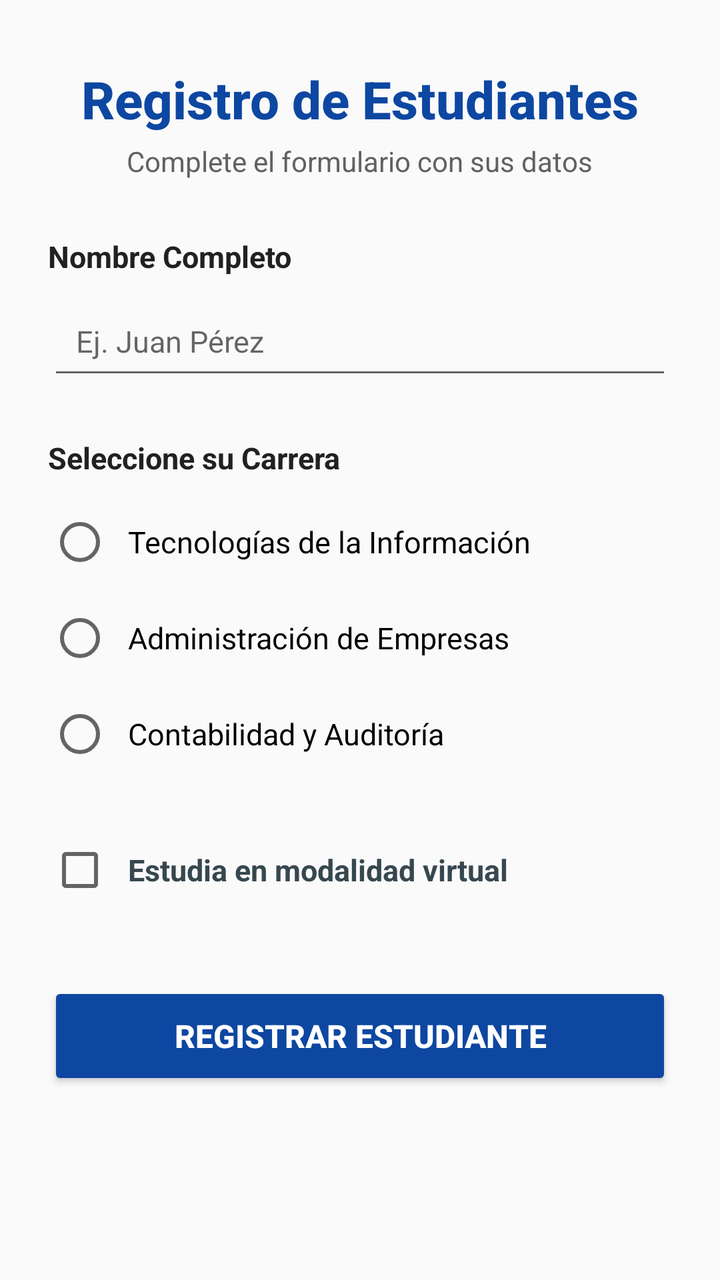
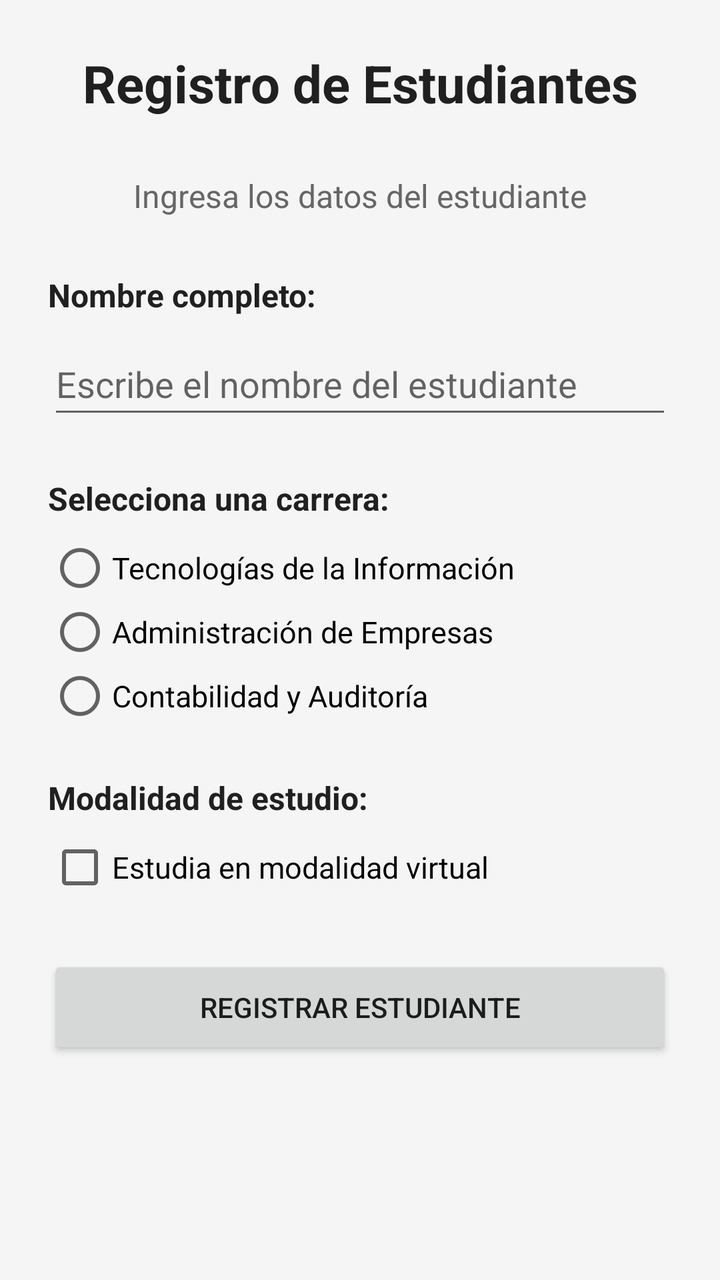

An Android layout rendered at two revisions. The XML below is the earlier revision; the diff shows what the commit changed to produce the second picture.
<!-- AndroidManifest.xml: application theme android:Theme.Material.Light.NoActionBar -->
<!-- res/layout/activity_main.xml -->
<?xml version="1.0" encoding="utf-8"?>
<ScrollView xmlns:android="http://schemas.android.com/apk/res/android"
    xmlns:tools="http://schemas.android.com/tools"
    android:layout_width="match_parent"
    android:layout_height="match_parent"
    android:fillViewport="true"
    android:backgroundColor="#F8F9FA"
    android:padding="24dp"
    tools:context=".MainActivity">

    <LinearLayout
        android:layout_width="match_parent"
        android:layout_height="wrap_content"
        android:orientation="vertical"
        android:gravity="center_horizontal">

        
        <TextView
            android:layout_width="wrap_content"
            android:layout_height="wrap_content"
            android:text="Registro de Estudiantes"
            android:textSize="26sp"
            android:textStyle="bold"
            android:textColor="#0D47A1"
            android:fontFamily="sans-serif-medium"
            android:layout_marginTop="8dp"
            android:layout_marginBottom="4dp" />

        <TextView
            android:layout_width="wrap_content"
            android:layout_height="wrap_content"
            android:text="Complete el formulario con sus datos"
            android:textSize="14sp"
            android:textColor="#616161"
            android:layout_marginBottom="28dp" />

        
        <TextView
            android:layout_width="match_parent"
            android:layout_height="wrap_content"
            android:text="Nombre Completo"
            android:textSize="15sp"
            android:textStyle="bold"
            android:textColor="#212121"
            android:layout_marginBottom="8dp" />

        <EditText
            android:id="@+id/etNombre"
            android:layout_width="match_parent"
            android:layout_height="wrap_content"
            android:hint="Ej. Juan Pérez"
            android:inputType="textPersonName"
            android:minHeight="48dp"
            android:padding="14dp"
            android:textSize="15sp"
            android:layout_marginBottom="24dp" />

        
        <TextView
            android:layout_width="match_parent"
            android:layout_height="wrap_content"
            android:text="Seleccione su Carrera"
            android:textSize="15sp"
            android:textStyle="bold"
            android:textColor="#212121"
            android:layout_marginBottom="8dp" />

        <RadioGroup
            android:id="@+id/rgCarrera"
            android:layout_width="match_parent"
            android:layout_height="wrap_content"
            android:orientation="vertical"
            android:layout_marginBottom="20dp">

            <RadioButton
                android:id="@+id/rbTI"
                android:layout_width="match_parent"
                android:layout_height="wrap_content"
                android:text="Tecnologías de la Información"
                android:textSize="15sp"
                android:paddingStart="8dp"
                android:minHeight="48dp" />

            <RadioButton
                android:id="@+id/rbAdmin"
                android:layout_width="match_parent"
                android:layout_height="wrap_content"
                android:text="Administración de Empresas"
                android:textSize="15sp"
                android:paddingStart="8dp"
                android:minHeight="48dp" />

            <RadioButton
                android:id="@+id/rbContabilidad"
                android:layout_width="match_parent"
                android:layout_height="wrap_content"
                android:text="Contabilidad y Auditoría"
                android:textSize="15sp"
                android:paddingStart="8dp"
                android:minHeight="48dp" />
        </RadioGroup>

        
        <CheckBox
            android:id="@+id/cbVirtual"
            android:layout_width="match_parent"
            android:layout_height="wrap_content"
            android:text="Estudia en modalidad virtual"
            android:textSize="15sp"
            android:textStyle="bold"
            android:textColor="#37474F"
            android:paddingStart="8dp"
            android:minHeight="48dp"
            android:layout_marginBottom="32dp" />

        
        <Button
            android:id="@+id/btnRegistrar"
            android:layout_width="match_parent"
            android:layout_height="wrap_content"
            android:text="REGISTRAR ESTUDIANTE"
            android:textSize="16sp"
            android:textStyle="bold"
            android:textColor="#FFFFFF"
            android:backgroundTint="#0D47A1"
            android:minHeight="54dp" />

    </LinearLayout>

</ScrollView>
<!-- resources referenced by this layout -->
<resources>

</resources>

<!-- the commit's change to res/layout/activity_main.xml (unified diff, before → after) -->
@@ -1,129 +1,116 @@
 <?xml version="1.0" encoding="utf-8"?>
 <ScrollView xmlns:android="http://schemas.android.com/apk/res/android"
-    xmlns:tools="http://schemas.android.com/tools"
     android:layout_width="match_parent"
     android:layout_height="match_parent"
     android:fillViewport="true"
-    android:backgroundColor="#F8F9FA"
-    android:padding="24dp"
-    tools:context=".MainActivity">
+    android:background="#F5F5F5">
 
     <LinearLayout
         android:layout_width="match_parent"
         android:layout_height="wrap_content"
         android:orientation="vertical"
-        android:gravity="center_horizontal">
+        android:padding="24dp">
 
-        
-        <TextView
-            android:layout_width="wrap_content"
-            android:layout_height="wrap_content"
-            android:text="Registro de Estudiantes"
-            android:textSize="26sp"
-            android:textStyle="bold"
-            android:textColor="#0D47A1"
-            android:fontFamily="sans-serif-medium"
-            android:layout_marginTop="8dp"
-            android:layout_marginBottom="4dp" />
-
-        <TextView
-            android:layout_width="wrap_content"
-            android:layout_height="wrap_content"
-            android:text="Complete el formulario con sus datos"
-            android:textSize="14sp"
-            android:textColor="#616161"
-            android:layout_marginBottom="28dp" />
-
-        
         <TextView
             android:layout_width="match_parent"
             android:layout_height="wrap_content"
-            android:text="Nombre Completo"
-            android:textSize="15sp"
+            android:text="@string/titulo"
+            android:textSize="26sp"
             android:textStyle="bold"
-            android:textColor="#212121"
-            android:layout_marginBottom="8dp" />
+            android:textColor="#202020"
+            android:gravity="center"
+            android:layout_marginBottom="28dp" />
+
+        <TextView
+            android:layout_width="match_parent"
+            android:layout_height="wrap_content"
+            android:text="@string/subtitulo"
+            android:textSize="16sp"
+            android:textColor="#666666"
+            android:gravity="center"
+            android:layout_marginBottom="28dp" />
+
+        <TextView
+            android:layout_width="match_parent"
+            android:layout_height="wrap_content"
+            android:text="@string/nombre_estudiante"
+            android:textSize="16sp"
+            android:textStyle="bold"
+            android:textColor="#202020" />
 
         <EditText
             android:id="@+id/etNombre"
             android:layout_width="match_parent"
             android:layout_height="wrap_content"
-            android:hint="Ej. Juan Pérez"
-            android:inputType="textPersonName"
+            android:hint="@string/hint_nombre"
+            android:inputType="textPersonName|textCapWords"
+            android:autofillHints="name"
             android:minHeight="48dp"
-            android:padding="14dp"
-            android:textSize="15sp"
+            android:layout_marginTop="8dp"
             android:layout_marginBottom="24dp" />
 
-        
         <TextView
             android:layout_width="match_parent"
             android:layout_height="wrap_content"
-            android:text="Seleccione su Carrera"
-            android:textSize="15sp"
+            android:text="@string/seleccion_carrera"
+            android:textSize="16sp"
             android:textStyle="bold"
-            android:textColor="#212121"
-            android:layout_marginBottom="8dp" />
+            android:textColor="#202020" />
 
         <RadioGroup
-            android:id="@+id/rgCarrera"
+            android:id="@+id/rgCarreras"
             android:layout_width="match_parent"
             android:layout_height="wrap_content"
             android:orientation="vertical"
-            android:layout_marginBottom="20dp">
+            android:layout_marginTop="8dp"
+            android:layout_marginBottom="24dp">
 
             <RadioButton
-                android:id="@+id/rbTI"
+                android:id="@+id/rbTic"
                 android:layout_width="match_parent"
                 android:layout_height="wrap_content"
-                android:text="Tecnologías de la Información"
-                android:textSize="15sp"
-                android:paddingStart="8dp"
-                android:minHeight="48dp" />
+                android:text="@string/carrera_tic"
+                android:textSize="15sp" />
 
             <RadioButton
-                android:id="@+id/rbAdmin"
+                android:id="@+id/rbAdministracion"
                 android:layout_width="match_parent"
                 android:layout_height="wrap_content"
-                android:text="Administración de Empresas"
-                android:textSize="15sp"
-                android:paddingStart="8dp"
-                android:minHeight="48dp" />
+                android:text="@string/carrera_administracion"
+                android:textSize="15sp" />
 
             <RadioButton
                 android:id="@+id/rbContabilidad"
                 android:layout_width="match_parent"
                 android:layout_height="wrap_content"
-                android:text="Contabilidad y Auditoría"
-                android:textSize="15sp"
-                android:paddingStart="8dp"
-                android:minHeight="48dp" />
+                android:text="@string/carrera_contabilidad"
+                android:textSize="15sp" />
+
         </RadioGroup>
 
-        
+        <TextView
+            android:layout_width="match_parent"
+            android:layout_height="wrap_content"
+            android:text="@string/modalidad_estudio"
+            android:textSize="16sp"
+            android:textStyle="bold"
+            android:textColor="#202020" />
+
         <CheckBox
             android:id="@+id/cbVirtual"
             android:layout_width="match_parent"
             android:layout_height="wrap_content"
-            android:text="Estudia en modalidad virtual"
+            android:text="@string/modalidad_virtual"
             android:textSize="15sp"
-            android:textStyle="bold"
-            android:textColor="#37474F"
-            android:paddingStart="8dp"
-            android:minHeight="48dp"
-            android:layout_marginBottom="32dp" />
+            android:layout_marginTop="8dp"
+            android:layout_marginBottom="28dp" />
 
-        
         <Button
             android:id="@+id/btnRegistrar"
             android:layout_width="match_parent"
             android:layout_height="wrap_content"
-            android:text="REGISTRAR ESTUDIANTE"
-            android:textSize="16sp"
-            android:textStyle="bold"
-            android:textColor="#FFFFFF"
-            android:backgroundTint="#0D47A1"
-            android:minHeight="54dp" />
+            android:text="@string/boton_registrar"
+            android:minHeight="52dp" />
 
     </LinearLayout>
 
<!-- resource entries referenced after the edit -->
@@ -1,5 +1,15 @@
 <!-- resources referenced by this layout -->
 <resources>
-
+  <string name="boton_registrar">Registrar estudiante</string>
+  <string name="carrera_administracion">Administración de Empresas</string>
+  <string name="carrera_contabilidad">Contabilidad y Auditoría</string>
+  <string name="carrera_tic">Tecnologías de la Información</string>
+  <string name="hint_nombre">Escribe el nombre del estudiante</string>
+  <string name="modalidad_estudio">Modalidad de estudio:</string>
+  <string name="modalidad_virtual">Estudia en modalidad virtual</string>
+  <string name="nombre_estudiante">Nombre completo:</string>
+  <string name="seleccion_carrera">Selecciona una carrera:</string>
+  <string name="subtitulo">Ingresa los datos del estudiante</string>
+  <string name="titulo">Registro de Estudiantes</string>
 </resources>
 
